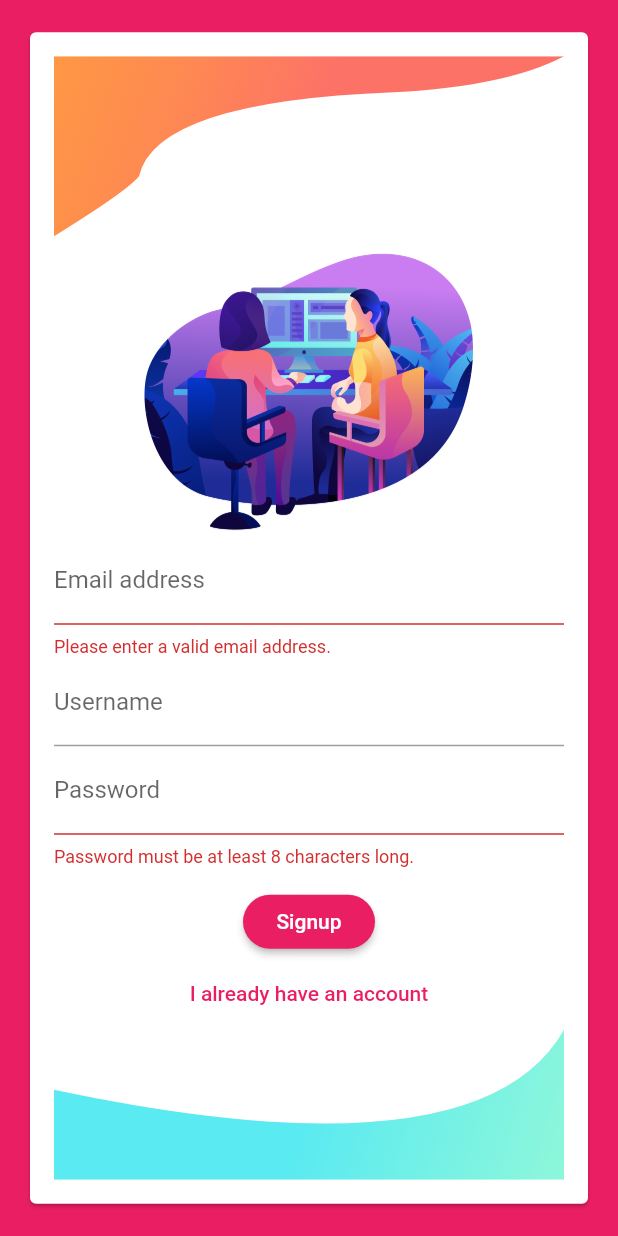
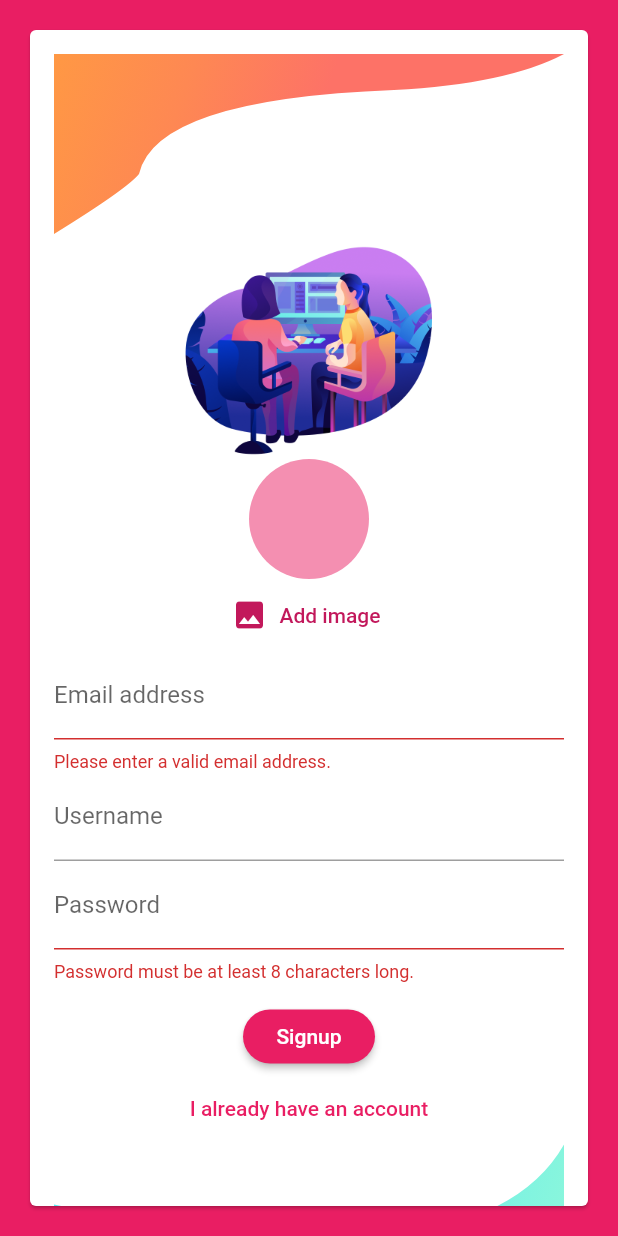
Before and after one commit to PatkarAditya22/Chat-App, a Flutter app: the screen it shows after launch, after a tap on "Login", after a tap on "Create new account", on a phone screen of 412 x 824 dp. Run offline on Flutter 3.47's test engine with Material 2 defaults, Android fonts, the phone set to English and light mode, and no system bars; our stand-ins replace cloud_firestore, firebase_auth, firebase_storage, image_picker; accounts and stored records are empty.

Commit message:
added profile pic and displaying username and userimages in chat bubble

```diff
--- a/lib/screens/auth_screen.dart
+++ b/lib/screens/auth_screen.dart
@@ -1,8 +1,11 @@
+import 'dart:io';
+
 import 'package:chat_app/widgets/auth/auth_form.dart';
 import 'package:cloud_firestore/cloud_firestore.dart';
 import 'package:flutter/material.dart';
 import 'package:firebase_auth/firebase_auth.dart';
 import 'package:flutter/services.dart';
+import 'package:firebase_storage/firebase_storage.dart';
 
 class AuthScreen extends StatefulWidget {
   @override
@@ -16,6 +19,7 @@ class _AuthScreenState extends State<AuthScreen> {
     String email,
     String username,
     String password,
+    File image,
     bool islogin,
     BuildContext ctx,
   ) async {
@@ -30,9 +34,13 @@ class _AuthScreenState extends State<AuthScreen> {
       } else {
         authResult = await _auth.createUserWithEmailAndPassword(
             email: email, password: password);
+        final ref = FirebaseStorage.instance.ref().child('user_images').child(authResult.user.uid + '.jpg');
+        await ref.putFile(image).onComplete;
+        final url = await ref.getDownloadURL();
         await Firestore.instance.collection('users').document(authResult.user.uid).setData({
           'username' : username,
           'email' : email,
+          'image_url' : url,
         });
       }
     } on PlatformException catch (err) {
--- a/lib/widgets/auth/auth_form.dart
+++ b/lib/widgets/auth/auth_form.dart
@@ -1,11 +1,20 @@
+import 'dart:io';
+
 import 'package:chat_app/widgets/background.dart';
+import 'package:chat_app/widgets/imagepick/image_picker.dart';
 import 'package:flutter/material.dart';
 
 class AuthForm extends StatefulWidget {
-  AuthForm(this.submitFn,this.isload);
+  AuthForm(this.submitFn, this.isload);
   final bool isload;
-  final void Function(String email, String username, String password,
-      bool islogin, BuildContext ctx) submitFn;
+  final void Function(
+    String email,
+    String username,
+    String password,
+    File image,
+    bool islogin,
+    BuildContext ctx,
+  ) submitFn;
 
   @override
   _AuthFormState createState() => _AuthFormState();
@@ -17,10 +26,24 @@ class _AuthFormState extends State<AuthForm> {
   var _userEmail = '';
   var _userName = '';
   var _userPassword = '';
+  File _userImage;
+
+  void pickedImage(File img) {
+    _userImage = img;
+  }
 
   void _trySubmit() {
     final isValid = _formKey.currentState.validate();
     FocusScope.of(context).unfocus();
+
+    if (_userImage == null && !_isLogin) {
+      Scaffold.of(context).showSnackBar(
+        SnackBar(
+          content: Text('Please choose an image!'),
+        ),
+      );
+      return;
+    }
 
     if (isValid) {
       _formKey.currentState.save();
@@ -31,6 +54,7 @@ class _AuthFormState extends State<AuthForm> {
         _userEmail.trim(),
         _userName.trim(),
         _userPassword.trim(),
+        _userImage,
         _isLogin,
         context,
       );
@@ -56,9 +80,11 @@ class _AuthFormState extends State<AuthForm> {
                   Image.asset(
                     'assets/collaboration.png',
                     width: MediaQuery.of(context).size.width / 1.5,
-                    height: 200,
+                    height: 150,
                   ),
                   // Image.asset('assets/collaboration.png', width: MediaQuery.of(context).size.width/1.5,),
+                  if (!_isLogin)
+                    ImagePickerUser(pickedImage),
                   TextFormField(
                     key: ValueKey('email'),
                     validator: (value) {
@@ -104,15 +130,14 @@ class _AuthFormState extends State<AuthForm> {
                     },
                   ),
                   SizedBox(height: 12),
-                  if(widget.isload)
-                    CircularProgressIndicator()
-                  ,
-                  if(!widget.isload)
+                  if (widget.isload)
+                    CircularProgressIndicator(),
+                  if (!widget.isload)
                     RaisedButton(
                       child: Text(_isLogin ? 'Login' : 'Signup'),
                       onPressed: _trySubmit,
                     ),
-                  if(!widget.isload)
+                  if (!widget.isload)
                     FlatButton(
                       textColor: Theme.of(context).primaryColor,
                       child: Text(_isLogin
--- a/lib/widgets/chat/messages.dart
+++ b/lib/widgets/chat/messages.dart
@@ -36,6 +36,7 @@ class Messages extends StatelessWidget {
                 itemBuilder: (ctx, index) => MessageBubble(
                   chatDocs[index]['text'],
                   chatDocs[index]['username'],
+                  chatDocs[index]['image'],
                   chatDocs[index]['userId'] == futureSnapshot.data.uid,
                   key: ValueKey(chatDocs[index].documentID),
                 ),
--- a/lib/widgets/chat/new_message.dart
+++ b/lib/widgets/chat/new_message.dart
@@ -22,6 +22,7 @@ class _NewMessageState extends State<NewMessage> {
         'createdAt': Timestamp.now(),
         'userId': user.uid,
         'username': userData['username'],
+        'image': userData['image_url'],
       },
     );
     _controller.clear();
--- /dev/null
+++ b/lib/widgets/imagepick/image_picker.dart
@@ -0,0 +1,76 @@
+import 'package:flutter/material.dart';
+import 'dart:io';
+import 'package:image_picker/image_picker.dart';
+
+class ImagePickerUser extends StatefulWidget {
+  ImagePickerUser(this.imagepickFn);
+
+  final void Function(File pickedImage) imagepickFn;
+  @override
+  _ImagePickerUserState createState() => _ImagePickerUserState();
+}
+
+class _ImagePickerUserState extends State<ImagePickerUser> {
+  File _image;
+  void image_picker() async {
+    final ImageOption imgop = await _asyncSimpleDialog(context);
+    print("Selected ImageOption is $imgop");
+    final pickedImage = await ImagePicker.pickImage(
+      source: imgop == ImageOption.Gallery
+          ? ImageSource.gallery
+          : ImageSource.camera,
+      imageQuality: 70,
+      maxWidth: 140,
+    );
+    setState(() {
+      _image = pickedImage;
+    });
+    widget.imagepickFn(pickedImage);
+  }
+
+  @override
+  Widget build(BuildContext context) {
+    return Column(
+      children: <Widget>[
+        CircleAvatar(
+          backgroundImage: _image != null ? FileImage(_image) : null,
+          radius: 40,
+          backgroundColor: Colors.pink[200],
+        ),
+        FlatButton.icon(
+          onPressed: image_picker,
+          icon: Icon(Icons.image),
+          label: Text('Add image'),
+          textColor: Colors.pink[700],
+        ),
+      ],
+    );
+  }
+}
+
+enum ImageOption { Camera, Gallery }
+
+Future<ImageOption> _asyncSimpleDialog(BuildContext context) async {
+  return await showDialog<ImageOption>(
+      context: context,
+      barrierDismissible: true,
+      builder: (BuildContext context) {
+        return SimpleDialog(
+          title: const Text('Select Image upload option'),
+          children: <Widget>[
+            SimpleDialogOption(
+              onPressed: () {
+                Navigator.pop(context, ImageOption.Camera);
+              },
+              child: const Text('Camera'),
+            ),
+            SimpleDialogOption(
+              onPressed: () {
+                Navigator.pop(context, ImageOption.Gallery);
+              },
+              child: const Text('Gallery'),
+            ),
+          ],
+        );
+      });
+}
--- a/pubspec.yaml
+++ b/pubspec.yaml
@@ -31,6 +31,9 @@ dependencies:
   cloud_firestore: ^0.13.5
   wave: ^0.0.8
   firebase_auth: ^0.16.0
+  image_picker: ^0.6.6+4
+  firebase_storage: ^3.1.5
+
 
 dev_dependencies:
   flutter_test:
```
Also changed, not shown: lib/widgets/chat/message_bubble.dart (+37 -7 lines), pubspec.lock, 1 other file. Lines whose indentation alone changed are shown as unchanged.
